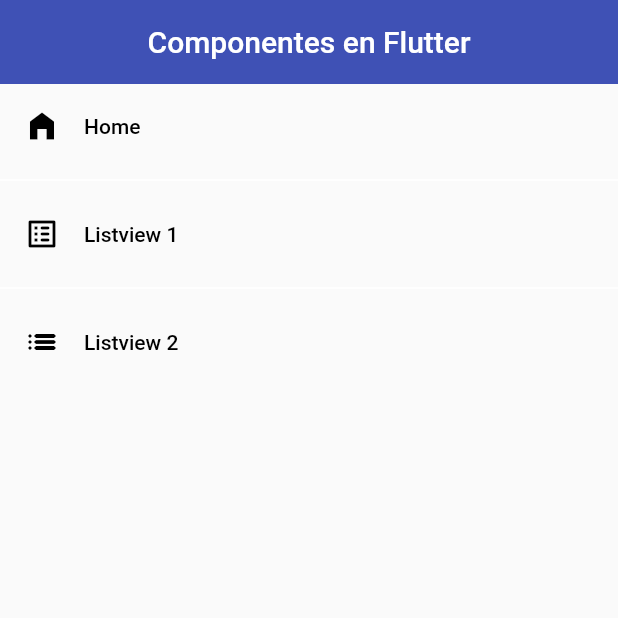
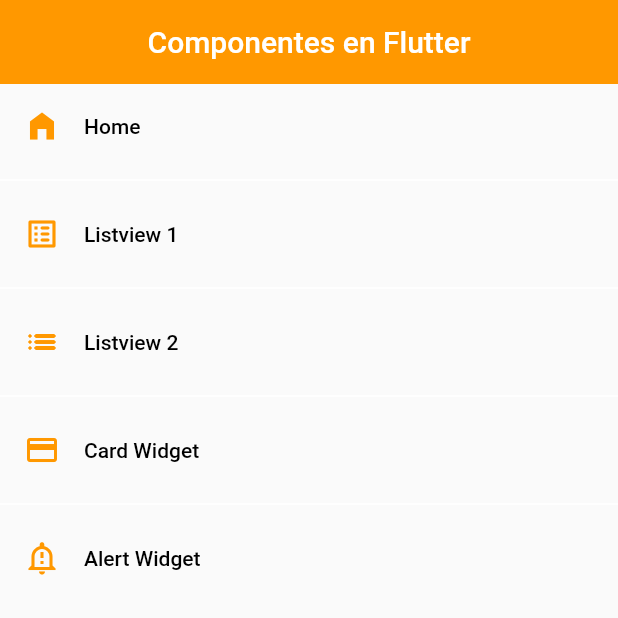
Before and after one commit to clatorrep/flutter_udemy, a Flutter app: the screen it shows after launch, on a phone screen of 412 x 824 dp, the top half of it. Run offline on Flutter 3.47's test engine with Material 2 defaults, Android fonts, the light colour scheme and no system bars.

Commit message:
USING CARDS IMAGE AND ALERT

```diff
--- a/lib/router/app_routs.dart
+++ b/lib/router/app_routs.dart
@@ -25,6 +25,18 @@ class AppRouts {
       name: 'Listview 2',
       screen: const Listview2Screen(),
     ),
+    MenuOption(
+      route: 'card',
+      icon: Icons.credit_card,
+      name: 'Card Widget',
+      screen: const CardScreen(),
+    ),
+    MenuOption(
+      route: 'alert',
+      icon: Icons.notification_important_outlined,
+      name: 'Alert Widget',
+      screen: const AlertScreen(),
+    ),
   ];
 
   static Map<String, Widget Function(BuildContext)> getAppRouts() {
--- a/lib/screen/screen.dart
+++ b/lib/screen/screen.dart
@@ -1,3 +1,5 @@
+export 'package:fl_comp/screen/card_screen.dart';
 export 'package:fl_comp/screen/listview1_screen.dart';
 export 'package:fl_comp/screen/listview2_screen.dart';
 export 'package:fl_comp/screen/home_screen.dart';
+export 'package:fl_comp/screen/alert_screen.dart';
--- a/lib/theme/app_theme.dart
+++ b/lib/theme/app_theme.dart
@@ -1,8 +1,7 @@
 import 'package:flutter/material.dart';
 
 class AppTheme {
-  static const Color primary = Colors.indigo;
-  static const Color secondary = Colors.green;
+  static const Color primary = Colors.orange;
   static const Color white = Colors.white;
 
   static final ThemeData lightTheme = ThemeData.light().copyWith(
@@ -15,5 +14,25 @@ class AppTheme {
         elevation: 0,
         centerTitle: true,
       ),
-  );
+      // Text Button
+      textButtonTheme: TextButtonThemeData(
+        style: TextButton.styleFrom(foregroundColor: primary),
+      ),
+      // List Tile
+      listTileTheme: const ListTileThemeData(
+        iconColor: primary,
+      ),
+      // Floatin Action Button
+      floatingActionButtonTheme: const FloatingActionButtonThemeData(
+        backgroundColor: primary,
+        elevation: 3,
+      ),
+      // Elevated Button
+      elevatedButtonTheme: ElevatedButtonThemeData(
+        style: ElevatedButton.styleFrom(
+          foregroundColor: white,
+          backgroundColor: primary,
+          elevation: 0,
+        ),
+      ));
 }
--- /dev/null
+++ b/lib/widgets/widgets.dart
@@ -0,0 +1,2 @@
+export 'package:fl_comp/widgets/custom_card_type_1.dart';
+export 'package:fl_comp/widgets/custom_card_type_2.dart';
--- a/pubspec.yaml
+++ b/pubspec.yaml
@@ -60,8 +60,8 @@ flutter:
   uses-material-design: true
 
   # To add assets to your application, add an assets section, like this:
-  # assets:
-  #   - images/a_dot_burr.jpeg
+  assets:
+    - assets/
   #   - images/a_dot_ham.jpeg
 
   # An image asset can refer to one or more resolution-specific "variants", see
```
Also changed, not shown: lib/screen/alert_screen.dart (added, +92 -0 lines), lib/screen/card_screen.dart (added, +34 -0 lines), lib/widgets/custom_card_type_1.dart (added, +42 -0 lines), lib/widgets/custom_card_type_2.dart (added, +41 -0 lines), assets/jar-loading.gif (added). Lines whose indentation alone changed are shown as unchanged.
